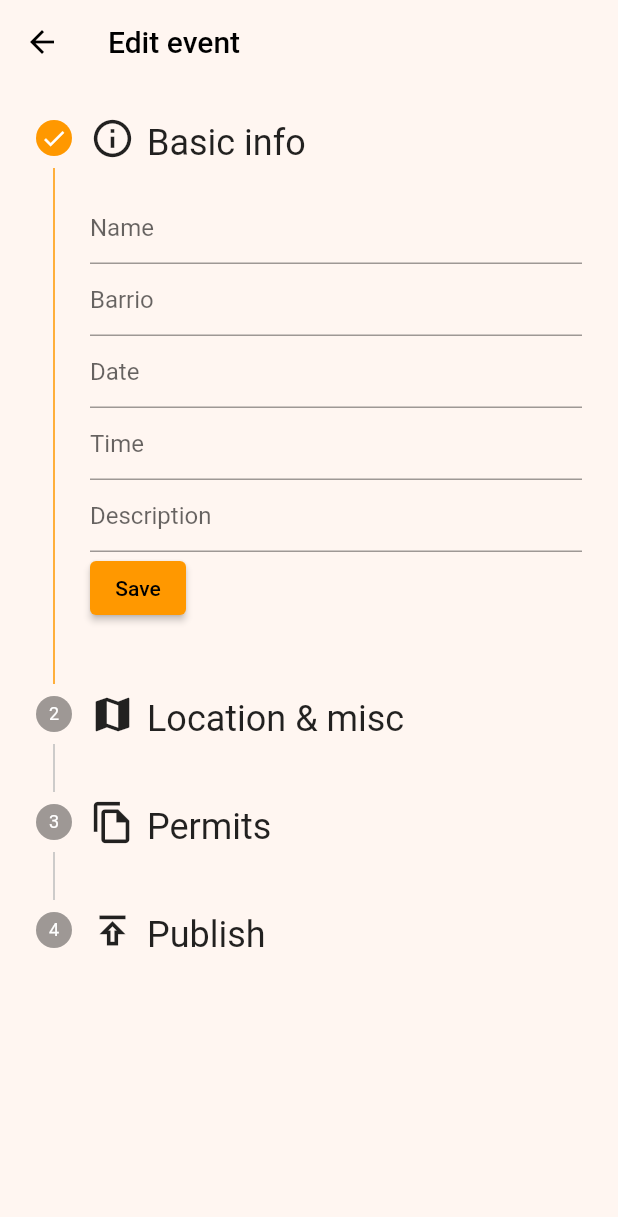
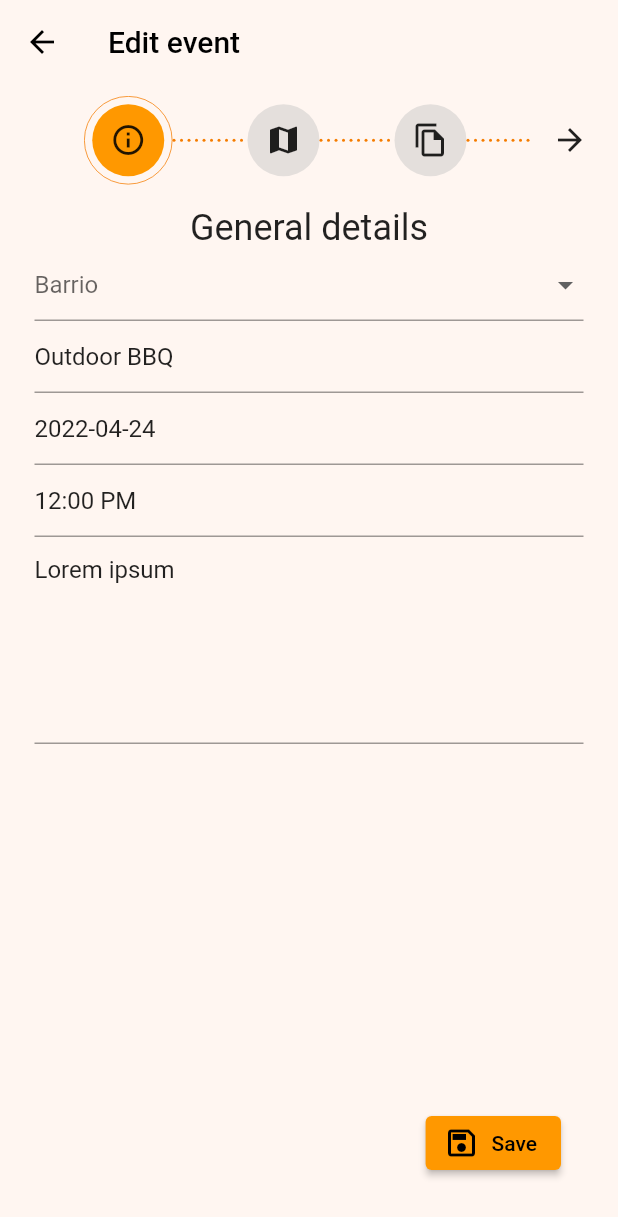
Before and after one commit to JakubOrlinskiUPM/Barriolympics, a Flutter app: the EditEventPage screen opened directly with sample values from the repository, after a tap on "Save", after a tap on "Back", on a phone screen of 412 x 824 dp. Shown: the top 1217 px of the screen. Run offline on Flutter 3.47's test engine with Material 2 defaults, Android fonts, the phone set to English and light mode, and no system bars; our stand-ins replace carousel_slider, flutter_svg, im_stepper, share_plus; network calls fail; Roboto replaces fonts that are missing (Narin).

Commit message:
Put in the functionality for the first form of the event creation

```diff
--- a/lib/main.dart
+++ b/lib/main.dart
@@ -14,6 +14,7 @@ void main() {
     MultiProvider(
       providers: [ChangeNotifierProvider(create: (context) => AppState())],
       child: MaterialApp(
+        debugShowCheckedModeBanner: false,
         title: 'Flutter Demo',
         theme: CustomTheme.lightTheme,
         onGenerateRoute: checkGeneralRoutes,
--- a/lib/models/event.dart
+++ b/lib/models/event.dart
@@ -1,16 +1,19 @@
+import 'package:barriolympics/models/barrio.dart';
 import 'package:barriolympics/models/permit.dart';
 import 'package:barriolympics/models/user.dart';
 import 'package:barriolympics/models/location.dart';
+import 'package:flutter/material.dart';
 
 
 class Event {
   Event({
     required this.id,
+    this.barrio,
     this.name,
     this.description,
-    this.imageUrl,
-    this.startTime,
-    this.endTime,
+    this.imageUrl = "",
+    this.date,
+    this.time,
     this.location,
     this.permits = const [],
 
@@ -23,11 +26,12 @@ class Event {
   });
 
   final int id;
+  Barrio? barrio;
   String? name;
   String? description;
   String? imageUrl;
-  DateTime? startTime;
-  DateTime? endTime;
+  DateTime? date;
+  TimeOfDay? time;
   Location? location;
   List<Permit> permits;
 
--- a/lib/models/user.dart
+++ b/lib/models/user.dart
@@ -13,6 +13,7 @@ class User {
     this.postsLiked = const [],
     this.commentsLiked = const [],
     this.events = const [],
+    this.ownEvents = const [],
   });
 
   final int id;
@@ -21,6 +22,7 @@ class User {
   List<Post> postsLiked;
   List<Comment> commentsLiked;
   List<Event> events;
+  List<Event> ownEvents;
   final String imageUrl;
 
   String get fullName {
--- a/lib/provider/app_state.dart
+++ b/lib/provider/app_state.dart
@@ -1,4 +1,5 @@
 import 'package:barriolympics/models/comment.dart';
+import 'package:barriolympics/models/event.dart';
 import 'package:barriolympics/models/post.dart';
 import 'package:flutter/material.dart';
 
@@ -28,4 +29,21 @@ class AppState extends ChangeNotifier {
     post.comments.add(Comment(id: 10, user: this.user, text: comment, likes: 0, timePosted: DateTime.now()));
     notifyListeners();
   }
+
+  List<Event> getEvents() {
+    List<Event> res = [];
+    res.addAll(user.ownEvents);
+    res.addAll(barrio.events);
+    return res;
+  }
+
+  void updateEvent(Event event) {
+    if (user.ownEvents.contains(event)) {
+      user.ownEvents[user.ownEvents.indexOf(event)] = event;
+    } else {
+      List<Event> tmp = user.ownEvents.toList();
+      tmp.add(event);
+      user.ownEvents = tmp;
+    }
+  }
 }
--- a/lib/provider/dummy_data.dart
+++ b/lib/provider/dummy_data.dart
@@ -7,6 +7,7 @@ import 'package:barriolympics/models/location.dart';
 import 'package:barriolympics/models/post.dart';
 import 'package:barriolympics/models/user.dart';
 import 'package:barriolympics/utils.dart';
+import 'package:flutter/material.dart';
 
 bool isNetworkPresent = true;
 
@@ -163,8 +164,8 @@ List<Event> EVENT_LIST = [
     name: "Outdoor BBQ",
     description: "Lorem ipsum",
     imageUrl: "",
-    startTime: DateTime(2022, 4, 24, 12),
-    endTime: DateTime(2022, 4, 24, 18),
+    date: DateTime(2022, 4, 24),
+    time: const TimeOfDay(hour: 12, minute: 0),
     location: const Location(locationName: "Park"),
     organiser: getRandChoice(USER_LIST),
     isPublished: true,
@@ -174,8 +175,8 @@ List<Event> EVENT_LIST = [
     name: "Art exhibition",
     description: "Lorem ipsum",
     imageUrl: "",
-    startTime: DateTime(2022, 4, 15, 10),
-    endTime: DateTime(2022, 4, 15, 22),
+    date: DateTime(2022, 4, 15),
+    time: const TimeOfDay(hour: 12, minute: 0),
     location: const Location(locationName: "Gallery"),
     organiser: getRandChoice(USER_LIST),
     isPublished: true,
@@ -185,8 +186,8 @@ List<Event> EVENT_LIST = [
     name: "Light show",
     description: "Lorem ipsum",
     imageUrl: "",
-    startTime: DateTime(2022, 4, 30, 18),
-    endTime: DateTime(2022, 4, 31, 23),
+    date: DateTime(2022, 4, 30),
+    time: const TimeOfDay(hour: 12, minute: 0),
     location: const Location(locationName: "Botanical garden"),
     organiser: getRandChoice(USER_LIST),
     isPublished: true,
@@ -197,8 +198,8 @@ List<Event> EVENT_LIST = [
     description: "Lorem ipsum",
     imageUrl:
         "https://img.theculturetrip.com/1440x807/smart/wp-content/uploads/2018/07/096.jpg",
-    startTime: DateTime(2022, 4, 30, 18),
-    endTime: DateTime(2022, 4, 31, 23),
+    date: DateTime(2022, 4, 30),
+    time: const TimeOfDay(hour: 12, minute: 0),
     location: const Location(locationName: "Autocine Madrid"),
     organiser: getRandChoice(USER_LIST),
     isPublished: true,
@@ -209,8 +210,8 @@ List<Event> EVENT_LIST = [
     description: "Lorem ipsum",
     imageUrl:
         "https://estaticos03.marca.com/albumes/2012/07/08/baloncesto_nike_festival/1341740668_extras_albumes_0.jpg",
-    startTime: DateTime(2022, 4, 30, 18),
-    endTime: DateTime(2022, 4, 31, 23),
+    date: DateTime(2022, 4, 30),
+    time: const TimeOfDay(hour: 12, minute: 0),
     location: const Location(locationName: "Parque de baloncesto"),
     organiser: getRandChoice(USER_LIST),
     isPublished: true,
@@ -221,8 +222,8 @@ List<Event> EVENT_LIST = [
     description: "Lorem ipsum",
     imageUrl:
         "https://www.partybus.es/wp-content/uploads/2019/05/POOL-PARTY-4.jpg",
-    startTime: DateTime(2022, 4, 30, 18),
-    endTime: DateTime(2022, 4, 31, 23),
+    date: DateTime(2022, 4, 30),
+    time: const TimeOfDay(hour: 12, minute: 0),
     location: const Location(locationName: "Calle de Velásquez 36"),
     organiser: getRandChoice(USER_LIST),
     isPublished: true,
--- a/lib/ui/pages/events/event_filter_data.dart
+++ b/lib/ui/pages/events/event_filter_data.dart
@@ -17,10 +17,10 @@ class EventFilterData {
   bool doesEventMatch(Event event) {
     bool doesMatch = true;
     if (startDate != null) {
-      doesMatch = event.startTime!.isBefore(startDate!);
+      doesMatch = event.date!.isBefore(startDate!);
     }
     if (endDate != null) {
-      doesMatch = event.endTime!.isAfter(endDate!);
+      doesMatch = event.date!.isAfter(endDate!);
     }
     // TODO add in the other checks
 
--- a/lib/ui/pages/events/events_page.dart
+++ b/lib/ui/pages/events/events_page.dart
@@ -106,7 +106,7 @@ class _EventsPageState extends State<EventsPage> {
             ),
           ),
           Consumer<AppState>(builder: (context, state, widget) {
-            return EventList(events: state.barrio.events, filters: _filterData);
+            return EventList(events: state.getEvents(), filters: _filterData);
           })
         ],
       ),
--- a/lib/ui/pages/new_event/edit_event_page.dart
+++ b/lib/ui/pages/new_event/edit_event_page.dart
@@ -1,10 +1,14 @@
 import 'package:barriolympics/models/event.dart';
+import 'package:barriolympics/provider/app_state.dart';
+import 'package:barriolympics/ui/pages/new_event/edit_event_step.dart';
 import 'package:barriolympics/ui/pages/new_event/new_event_splash_screen.dart';
 import 'package:barriolympics/ui/pages/new_event/edit_event_step_basic_info.dart';
 import 'package:barriolympics/ui/pages/new_event/edit_event_step_loc.dart';
 import 'package:barriolympics/ui/pages/new_event/edit_event_step_permits.dart';
 import 'package:barriolympics/ui/pages/new_event/edit_event_step_publish.dart';
 import 'package:flutter/material.dart';
+import 'package:im_stepper/stepper.dart';
+import 'package:provider/provider.dart';
 
 class EditEventPage extends StatefulWidget {
   EditEventPage({Key? key, required this.event}) : super(key: key);
@@ -18,18 +22,27 @@ class EditEventPage extends StatefulWidget {
 class _EditEventPageState extends State<EditEventPage> {
   int _activeStepIndex = 0;
 
+  void previousStep() {
+    setState(() {
+      _activeStepIndex -= 1;
+    });
+  }
+
+  void nextStep() {
+    setState(() {
+      _activeStepIndex += 1;
+    });
+
+    Provider.of<AppState>(context, listen: false).updateEvent(widget.event);
+  }
+
   @override
   Widget build(BuildContext context) {
-    TextStyle stepStyle =
-        Theme.of(context).textTheme.headline5!.copyWith(height: 1.7);
-    List<Step> steps = [
-      NewEventStepBasicInfo.getStep(
-          _activeStepIndex, stepStyle, widget.event.step1 ? StepState.complete : StepState.indexed),
-      EditEventStepLoc.getStep(_activeStepIndex, stepStyle, StepState.indexed),
-      EditEventStepPermits.getStep(
-          _activeStepIndex, stepStyle, StepState.indexed),
-      EditEventStepPublish.getStep(
-          _activeStepIndex, stepStyle, StepState.indexed),
+    List<EditEventStep> stepList = [
+      NewEventStepBasicInfo(event: widget.event),
+      EditEventStepLoc(event: widget.event),
+      EditEventStepPermits(event: widget.event),
+      EditEventStepPublish(event: widget.event),
     ];
 
     return Scaffold(
@@ -39,53 +52,76 @@ class _EditEventPageState extends State<EditEventPage> {
             Navigator.popUntil(context, (route) => route.isFirst);
           },
         ),
-          title: Text((widget.event != null ? "Edit" : "New") + " event"),
+        title: const Text("Edit event"),
       ),
-        body: Stepper(
-          steps: steps,
-          currentStep: _activeStepIndex,
-          controlsBuilder: (BuildContext context, ControlsDetails details) {
-            String continueText = 'Save';
-            if (details.stepIndex == steps.length - 1) {
-              continueText = "Publish";
-            }
-            return Row(
+      body: Padding(
+        padding: const EdgeInsets.all(8.0),
+        child: Column(
           children: [
-                ElevatedButton(
-                  onPressed: details.onStepContinue,
-                  child: Text(continueText),
-                ),
-                if (details.stepIndex > 0) ...[
-                  TextButton(
-                    onPressed: details.onStepCancel,
-                    child: Text('Back'),
-                  ),
-                ]
-              ],
-            );
-          },
-          onStepContinue: () {
-            if (_activeStepIndex < (steps.length - 1)) {
-              setState(() {
-                _activeStepIndex += 1;
-              });
-            } else {
-              print('Submitted');
-            }
-          },
-          onStepCancel: () {
-            if (_activeStepIndex == 0) {
-              return;
-            }
-            setState(() {
-              _activeStepIndex -= 1;
-            });
-          },
-          onStepTapped: (int index) {
+            IconStepper(
+              activeStepColor: Theme.of(context).primaryColor,
+              activeStepBorderColor: Theme.of(context).primaryColorDark,
+              stepColor: Theme.of(context).highlightColor,
+              lineColor: Theme.of(context).primaryColorDark,
+              previousButtonIcon: _activeStepIndex > 0
+                  ? Icon(
+                      Icons.arrow_back,
+                      // size: 35,
+                    )
+                  : Icon(Icons.navigate_before, color: Colors.transparent),
+              nextButtonIcon: _activeStepIndex < (stepList.length - 1)
+                  ? Icon(
+                      Icons.arrow_forward,
+                      // size: 35,
+                    )
+                  : Icon(Icons.navigate_next, color: Colors.transparent),
+              icons: stepList.map((step) => Icon(step.getIcon())).toList(),
+              activeStep: _activeStepIndex,
+              onStepReached: (index) {
                 setState(() {
                   _activeStepIndex = index;
                 });
               },
-        ));
+            ),
+            Expanded(
+              child: Padding(
+                padding: const EdgeInsets.all(15.0),
+                child: Column(
+                    mainAxisAlignment: MainAxisAlignment.spaceBetween,
+                    children: [
+                      Column(
+                        children: [
+                          Text(stepList[_activeStepIndex].getTitle(),
+                              style: Theme.of(context).textTheme.headline5),
+                          stepList[_activeStepIndex],
+                        ],
+                      ),
+                      Padding(
+                        padding: const EdgeInsets.all(15.0),
+                        child: Row(
+                          mainAxisAlignment: MainAxisAlignment.spaceBetween,
+                          children: [
+                            _activeStepIndex > 0
+                                ? TextButton.icon(
+                                    onPressed: previousStep,
+                                    icon: Icon(Icons.navigate_before),
+                                    label: Text("Back"),
+                                  )
+                                : Container(),
+                            ElevatedButton.icon(
+                              onPressed: nextStep,
+                              icon: Icon(Icons.save_outlined),
+                              label: Text("Save"),
+                            ),
+                          ],
+                        ),
+                      ),
+                    ]),
+              ),
+            ),
+          ],
+        ),
+      ),
+    );
   }
 }
--- /dev/null
+++ b/lib/ui/pages/new_event/edit_event_step.dart
@@ -0,0 +1,8 @@
+import 'package:flutter/material.dart';
+
+abstract class EditEventStep extends Widget {
+  const EditEventStep({Key? key}) : super(key: key);
+
+  IconData getIcon();
+  String getTitle();
+}
--- a/lib/ui/pages/new_event/edit_event_step_basic_info.dart
+++ b/lib/ui/pages/new_event/edit_event_step_basic_info.dart
@@ -1,54 +1,122 @@
+import 'package:barriolympics/models/barrio.dart';
+import 'package:barriolympics/models/event.dart';
+import 'package:barriolympics/provider/app_state.dart';
+import 'package:barriolympics/ui/pages/new_event/edit_event_step.dart';
 import 'package:flutter/material.dart';
+import 'package:provider/provider.dart';
+import 'package:intl/intl.dart';
 
-class NewEventStepBasicInfo extends StatefulWidget {
-  const NewEventStepBasicInfo({Key? key}) : super(key: key);
+class NewEventStepBasicInfo extends StatefulWidget implements EditEventStep {
+  const NewEventStepBasicInfo({Key? key, required this.event})
+      : super(key: key);
+
+  final Event event;
 
   @override
   State<NewEventStepBasicInfo> createState() => _NewEventStepBasicInfoState();
 
-  static Step getStep(int currentStep, TextStyle stepStyle, StepState state) {
-    return Step(
-        title: Row(
-          crossAxisAlignment: CrossAxisAlignment.center,
-          children: [
-            const Padding(
-              padding: EdgeInsets.only(right: 8.0),
-              child: Icon(
-                Icons.info_outline,
-                size: 30,
-              ),
-            ),
-            Text(
-              "Basic info",
-              style: stepStyle,
-            ),
-          ],
-        ),
-        state: state,
-        isActive: currentStep == 0,
-        content: NewEventStepBasicInfo());
+  IconData getIcon() {
+    return Icons.info_outline;
+  }
+
+  String getTitle() {
+    return "General details";
   }
 }
 
 class _NewEventStepBasicInfoState extends State<NewEventStepBasicInfo> {
   @override
   Widget build(BuildContext context) {
+    TextEditingController _nameController = TextEditingController(
+      text: widget.event.name,
+    );
+    TextEditingController _dateController = TextEditingController(
+      text: widget.event.date != null
+          ? DateFormat('yyyy-MM-dd').format(widget.event.date!)
+          : null,
+    );
+    TextEditingController _timeController = TextEditingController(
+      text:
+          widget.event.time != null ? widget.event.time!.format(context) : null,
+    );
+    TextEditingController _descriptionController = TextEditingController(
+      text: widget.event.description,
+    );
+
+    AppState appState = Provider.of<AppState>(context, listen: false);
+
     return Column(
       children: [
-        TextFormField(
-          decoration: InputDecoration(hintText: "Name"),
+        DropdownButtonFormField<Barrio>(
+          value: widget.event.barrio,
+          items: appState.barrioList
+              .map((Barrio barrio) => DropdownMenuItem(
+                  value: barrio,
+                  child: Text(barrio.name)))
+              .toList(),
+          onChanged: (Barrio? barrio) {
+            setState(() {
+              widget.event.barrio = barrio;
+            });
+          },
+          hint: Text("Barrio"),
         ),
         TextFormField(
-          decoration: InputDecoration(hintText: "Barrio"),
+          controller: _nameController,
+          decoration: InputDecoration(hintText: "Name"),
+          onChanged: (String val) {
+            widget.event.name = val;
+          },
         ),
         TextFormField(
+          controller: _dateController,
           decoration: InputDecoration(hintText: "Date"),
+          onTap: () async {
+            DateTime? pickedDate = await showDatePicker(
+              context: context,
+              firstDate: DateTime.now(),
+              initialDate: widget.event.date != null
+                  ? widget.event.date!
+                  : DateTime.now(),
+              lastDate: DateTime.now().add(Duration(days: 356)),
+            );
+
+            if (pickedDate != null) {
+              String formattedDate =
+                  DateFormat('yyyy-MM-dd').format(pickedDate);
+              _dateController.text = formattedDate;
+              widget.event.date = pickedDate;
+            } else {
+              print("Date is not selected");
+            }
+          },
         ),
         TextFormField(
+          controller: _timeController,
           decoration: InputDecoration(hintText: "Time"),
+          onTap: () async {
+            TimeOfDay? pickedTime = await showTimePicker(
+              context: context,
+              initialTime: widget.event.time != null
+                  ? widget.event.time!
+                  : TimeOfDay.now(),
+            );
+
+            if (pickedTime != null) {
+              _timeController.text = pickedTime.format(context);
+              widget.event.time = pickedTime;
+            } else {
+              print("Date is not selected");
+            }
+          },
         ),
         TextFormField(
+          controller: _descriptionController,
+          maxLines: 6,
           decoration: InputDecoration(hintText: "Description"),
+          onChanged: (String val) {
+            widget.event.description = val;
+          },
         ),
       ],
     );
--- a/lib/ui/pages/new_event/edit_event_step_loc.dart
+++ b/lib/ui/pages/new_event/edit_event_step_loc.dart
@@ -1,31 +1,20 @@
+import 'package:barriolympics/models/event.dart';
+import 'package:barriolympics/ui/pages/new_event/edit_event_step.dart';
 import 'package:flutter/material.dart';
 
-class EditEventStepLoc extends StatefulWidget {
-  const EditEventStepLoc({Key? key}) : super(key: key);
+class EditEventStepLoc extends StatefulWidget implements EditEventStep {
+  const EditEventStepLoc({Key? key, required this.event}) : super(key: key);
+  final Event event;
 
   @override
   State<EditEventStepLoc> createState() => _EditEventStepLocState();
 
-  static Step getStep(int currentStep, TextStyle stepStyle, StepState state) {
-    return Step(
-        title: Row(
-          children: [
-            const Padding(
-              padding: EdgeInsets.only(right: 8.0),
-              child: Icon(
-                Icons.map,
-                size: 30,
-              ),
-            ),
-            Text(
-              "Location & misc",
-              style: stepStyle,
-            ),
-          ],
-        ),
-        isActive: currentStep == 1,
-        content: EditEventStepLoc()
-    );
+  IconData getIcon() {
+    return Icons.map;
+  }
+
+  String getTitle() {
+    return "Location";
   }
 }
 
--- a/lib/ui/pages/new_event/edit_event_step_permits.dart
+++ b/lib/ui/pages/new_event/edit_event_step_permits.dart
@@ -1,32 +1,19 @@
+import 'package:barriolympics/models/event.dart';
+import 'package:barriolympics/ui/pages/new_event/edit_event_step.dart';
 import 'package:flutter/material.dart';
 
-class EditEventStepPermits extends StatefulWidget {
-  const EditEventStepPermits({Key? key}) : super(key: key);
+class EditEventStepPermits extends StatefulWidget implements EditEventStep {
+  const EditEventStepPermits({Key? key, required this.event}) : super(key: key);
+  final Event event;
 
   @override
   State<EditEventStepPermits> createState() => _EditEventStepPermitsState();
 
-  static Step getStep(int currentStep, TextStyle stepStyle, StepState state) {
-    return Step(
-        title: Row(
-          crossAxisAlignment: CrossAxisAlignment.center,
-          children: [
-            const Padding(
-              padding: EdgeInsets.only(right: 8.0),
-              child: Icon(
-                Icons.file_copy_outlined,
-                size: 30,
-              ),
-            ),
-            Text(
-              "Permits",
-              style: stepStyle,
-            ),
-          ],
-        ),
-        isActive: currentStep == 2,
-        content: EditEventStepPermits()
-    );
+  IconData getIcon() {
+    return Icons.file_copy_outlined;
+  }
+  String getTitle() {
+    return "Permits";
   }
 }
 
--- a/lib/ui/pages/new_event/edit_event_step_publish.dart
+++ b/lib/ui/pages/new_event/edit_event_step_publish.dart
@@ -1,30 +1,20 @@
+import 'package:barriolympics/models/event.dart';
+import 'package:barriolympics/ui/pages/new_event/edit_event_step.dart';
 import 'package:flutter/material.dart';
 
-class EditEventStepPublish extends StatefulWidget {
-  const EditEventStepPublish({Key? key}) : super(key: key);
+class EditEventStepPublish extends StatefulWidget implements EditEventStep {
+  const EditEventStepPublish({Key? key, required this.event}) : super(key: key);
+  final Event event;
 
   @override
   State<EditEventStepPublish> createState() => _EditEventStepPublishState();
 
-  static Step getStep(int currentStep, TextStyle stepStyle, StepState state) {
-    return Step(
-        title: Row(
-          children: [
-            const Padding(
-              padding: EdgeInsets.only(right: 8.0),
-              child: Icon(
-                Icons.publish_outlined,
-                size: 30,
-              ),
-            ),
-            Text(
-              "Publish",
-              style: stepStyle,
-            )
-          ],
-        ),
-        isActive: currentStep == 3,
-        content: EditEventStepPublish());
+  IconData getIcon() {
+    return Icons.publish_outlined;
+  }
+
+  String getTitle() {
+    return "Publish";
   }
 }
 
```
Also changed, not shown: lib/ui/components/event/event_item.dart (+4 -4 lines), lib/ui/pages/new_event/new_event_splash_screen.dart (+7 -1 lines), pubspec.yaml (+7 -5 lines), pubspec.lock, 5 other files. Lines whose indentation alone changed are shown as unchanged.
